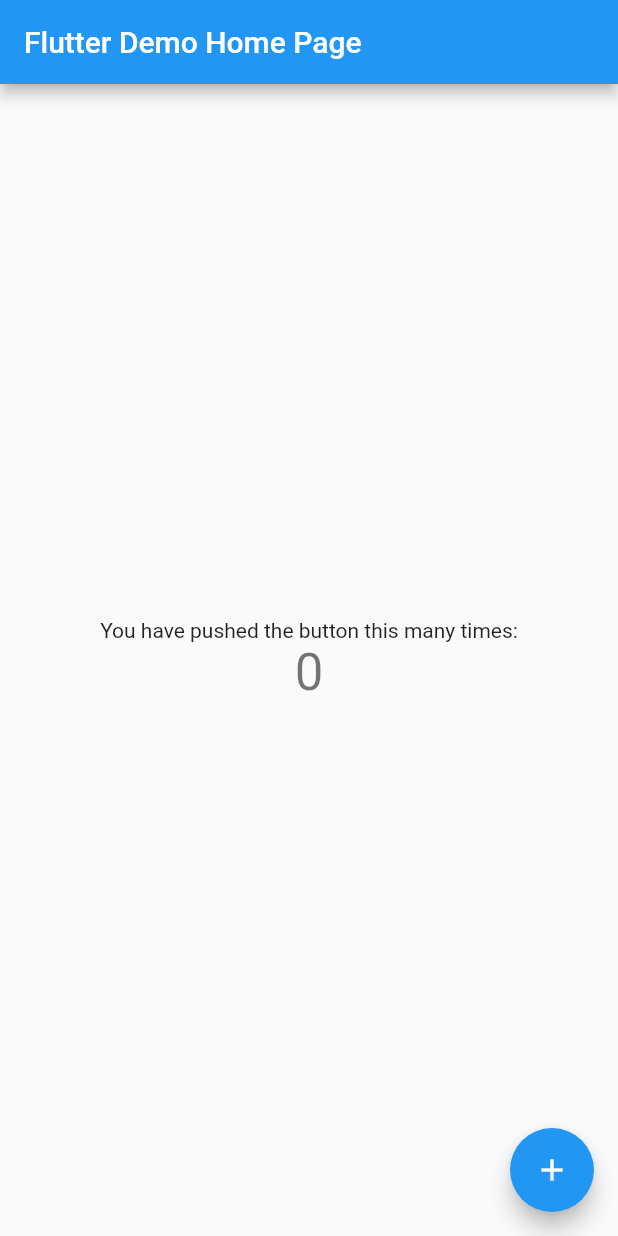
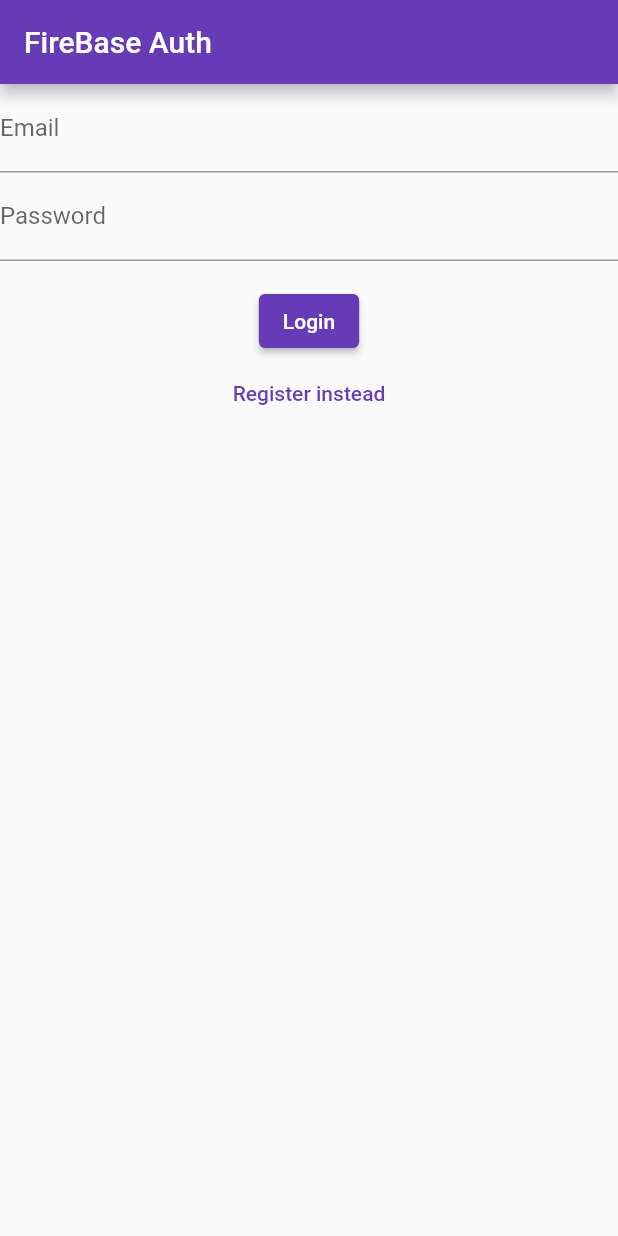
Before and after one commit to Muckesh/Attendance-App, a Flutter app: the screen it shows after launch, on a phone screen of 412 x 824 dp. Run offline on Flutter 3.47's test engine with Material 2 defaults, Android fonts, the phone set to English and light mode, and no system bars; our stand-ins replace firebase_auth, firebase_core; accounts and stored records are empty.

Commit message:
Firebase Auth

```diff
--- /dev/null
+++ b/lib/Student/screens/home_screen.dart
@@ -0,0 +1,32 @@
+import 'package:attendance/auth.dart';
+import 'package:firebase_auth/firebase_auth.dart';
+import 'package:flutter/material.dart';
+import 'package:flutter/src/widgets/framework.dart';
+import 'package:flutter/src/widgets/placeholder.dart';
+
+class HomeScreen extends StatelessWidget {
+  HomeScreen({super.key});
+
+  final User? user = Auth().currentUser;
+
+  Future<void> signOut() async {
+    await Auth().signOut();
+  }
+
+  @override
+  Widget build(BuildContext context) {
+    return Scaffold(
+      body: Center(
+        child: Column(
+          children: [
+            Text(user?.email ?? 'User Email'),
+            ElevatedButton(
+              onPressed: signOut,
+              child: Text("Signout"),
+            ),
+          ],
+        ),
+      ),
+    );
+  }
+}
--- /dev/null
+++ b/lib/Student/screens/login_screen.dart
@@ -0,0 +1,95 @@
+import 'package:firebase_auth/firebase_auth.dart';
+import 'package:flutter/material.dart';
+import 'package:attendance/auth.dart';
+
+class LoginScreen extends StatefulWidget {
+  const LoginScreen({super.key});
+
+  @override
+  State<LoginScreen> createState() => _LoginScreenState();
+}
+
+class _LoginScreenState extends State<LoginScreen> {
+  String? errorMessage = "";
+  bool isLogin = true;
+
+  final TextEditingController _controllerEmail = TextEditingController();
+  final TextEditingController _controllerPassword = TextEditingController();
+
+  Future<void> signInWithEmailAndPassword() async {
+    try {
+      await Auth().signInWithEmailAndPassword(
+          email: _controllerEmail.text, password: _controllerPassword.text);
+    } on FirebaseAuthException catch (e) {
+      setState(() {
+        errorMessage = e.message;
+      });
+    }
+  }
+
+  Future<void> createUserWithEmailAndPassword() async {
+    try {
+      await Auth().createUserWithEmailAndPassword(
+          email: _controllerEmail.text, password: _controllerPassword.text);
+    } on FirebaseAuthException catch (e) {
+      setState(() {
+        errorMessage = e.message;
+      });
+    }
+  }
+
+  Widget _title() {
+    return const Text("FireBase Auth");
+  }
+
+  Widget _entryField(String title, TextEditingController controller) {
+    return TextField(
+      controller: controller,
+      decoration: InputDecoration(
+        labelText: title,
+      ),
+    );
+  }
+
+  Widget _errorMessage() {
+    return Text(errorMessage == '' ? '' : 'Humm ? $errorMessage');
+  }
+
+  Widget _submitButton() {
+    return ElevatedButton(
+      onPressed:
+          isLogin ? signInWithEmailAndPassword : createUserWithEmailAndPassword,
+      child: Text(isLogin ? "Login" : "Register"),
+    );
+  }
+
+  Widget _loginOrRegisterButton() {
+    return TextButton(
+        onPressed: () {
+          setState(() {
+            isLogin = !isLogin;
+          });
+        },
+        child: Text(isLogin ? "Register instead" : "Login instead"));
+  }
+
+  @override
+  Widget build(BuildContext context) {
+    return Scaffold(
+      appBar: AppBar(
+        title: _title(),
+      ),
+      body: Container(
+        child: Column(
+          children: [
+            _entryField('Email', _controllerEmail),
+            _entryField("Password", _controllerPassword),
+            _errorMessage(),
+            _submitButton(),
+            _loginOrRegisterButton(),
+          ],
+        ),
+      ),
+    );
+  }
+}
--- /dev/null
+++ b/lib/auth.dart
@@ -0,0 +1,28 @@
+import 'package:firebase_auth/firebase_auth.dart';
+
+class Auth {
+  final FirebaseAuth _firebaseAuth = FirebaseAuth.instance;
+
+  User? get currentUser => _firebaseAuth.currentUser;
+  Stream<User?> get authStateChages => _firebaseAuth.authStateChanges();
+
+  Future<void> signInWithEmailAndPassword(
+      {required String email, required String password}) async {
+    await _firebaseAuth.signInWithEmailAndPassword(
+      email: email,
+      password: password,
+    );
+  }
+
+  Future<void> createUserWithEmailAndPassword(
+      {required String email, required String password}) async {
+    await _firebaseAuth.createUserWithEmailAndPassword(
+      email: email,
+      password: password,
+    );
+  }
+
+  Future<void> signOut() async {
+    await _firebaseAuth.signOut();
+  }
+}
--- a/lib/main.dart
+++ b/lib/main.dart
@@ -1,6 +1,12 @@
+import 'package:attendance/Student/screens/home_screen.dart';
+import 'package:attendance/widget_tree.dart';
+import 'package:firebase_core/firebase_core.dart';
+
 import 'package:flutter/material.dart';
 
-void main() {
+Future<void> main() async {
+  WidgetsFlutterBinding.ensureInitialized();
+  await Firebase.initializeApp();
   runApp(const MyApp());
 }
 
@@ -22,94 +28,9 @@ class MyApp extends StatelessWidget {
         // or simply save your changes to "hot reload" in a Flutter IDE).
         // Notice that the counter didn't reset back to zero; the application
         // is not restarted.
-        primarySwatch: Colors.blue,
+        primarySwatch: Colors.deepPurple,
       ),
-      home: const MyHomePage(title: 'Flutter Demo Home Page'),
+      home: const WidgetTree(),
     );
   }
 }
-
-class MyHomePage extends StatefulWidget {
-  const MyHomePage({super.key, required this.title});
-
-  // This widget is the home page of your application. It is stateful, meaning
-  // that it has a State object (defined below) that contains fields that affect
-  // how it looks.
-
-  // This class is the configuration for the state. It holds the values (in this
-  // case the title) provided by the parent (in this case the App widget) and
-  // used by the build method of the State. Fields in a Widget subclass are
-  // always marked "final".
-
-  final String title;
-
-  @override
-  State<MyHomePage> createState() => _MyHomePageState();
-}
-
-class _MyHomePageState extends State<MyHomePage> {
-  int _counter = 0;
-
-  void _incrementCounter() {
-    setState(() {
-      // This call to setState tells the Flutter framework that something has
-      // changed in this State, which causes it to rerun the build method below
-      // so that the display can reflect the updated values. If we changed
-      // _counter without calling setState(), then the build method would not be
-      // called again, and so nothing would appear to happen.
-      _counter++;
-    });
-  }
-
-  @override
-  Widget build(BuildContext context) {
-    // This method is rerun every time setState is called, for instance as done
-    // by the _incrementCounter method above.
-    //
-    // The Flutter framework has been optimized to make rerunning build methods
-    // fast, so that you can just rebuild anything that needs updating rather
-    // than having to individually change instances of widgets.
-    return Scaffold(
-      appBar: AppBar(
-        // Here we take the value from the MyHomePage object that was created by
-        // the App.build method, and use it to set our appbar title.
-        title: Text(widget.title),
-      ),
-      body: Center(
-        // Center is a layout widget. It takes a single child and positions it
-        // in the middle of the parent.
-        child: Column(
-          // Column is also a layout widget. It takes a list of children and
-          // arranges them vertically. By default, it sizes itself to fit its
-          // children horizontally, and tries to be as tall as its parent.
-          //
-          // Invoke "debug painting" (press "p" in the console, choose the
-          // "Toggle Debug Paint" action from the Flutter Inspector in Android
-          // Studio, or the "Toggle Debug Paint" command in Visual Studio Code)
-          // to see the wireframe for each widget.
-          //
-          // Column has various properties to control how it sizes itself and
-          // how it positions its children. Here we use mainAxisAlignment to
-          // center the children vertically; the main axis here is the vertical
-          // axis because Columns are vertical (the cross axis would be
-          // horizontal).
-          mainAxisAlignment: MainAxisAlignment.center,
-          children: <Widget>[
-            const Text(
-              'You have pushed the button this many times:',
-            ),
-            Text(
-              '$_counter',
-              style: Theme.of(context).textTheme.headlineMedium,
-            ),
-          ],
-        ),
-      ),
-      floatingActionButton: FloatingActionButton(
-        onPressed: _incrementCounter,
-        tooltip: 'Increment',
-        child: const Icon(Icons.add),
-      ), // This trailing comma makes auto-formatting nicer for build methods.
-    );
-  }
-}
--- /dev/null
+++ b/lib/widget_tree.dart
@@ -0,0 +1,26 @@
+import 'package:attendance/auth.dart';
+import 'package:attendance/Student/screens/home_screen.dart';
+import 'package:attendance/Student/screens/login_screen.dart';
+import 'package:flutter/material.dart';
+
+class WidgetTree extends StatefulWidget {
+  const WidgetTree({super.key});
+
+  @override
+  State<WidgetTree> createState() => _WidgetTreeState();
+}
+
+class _WidgetTreeState extends State<WidgetTree> {
+  @override
+  Widget build(BuildContext context) {
+    return StreamBuilder(
+        stream: Auth().authStateChages,
+        builder: (context, snapshot) {
+          if (snapshot.hasData) {
+            return HomeScreen();
+          } else {
+            return const LoginScreen();
+          }
+        });
+  }
+}
--- a/pubspec.yaml
+++ b/pubspec.yaml
@@ -35,6 +35,10 @@ dependencies:
   # The following adds the Cupertino Icons font to your application.
   # Use with the CupertinoIcons class for iOS style icons.
   cupertino_icons: ^1.0.2
+  firebase_core: ^2.8.0
+  firebase_auth: ^4.3.0
+  cloud_firestore: ^4.4.5
+  firebase_storage: ^11.0.16
 
 dev_dependencies:
   flutter_test:
```
Also changed, not shown: lib/Faculty/screens/login_screen.dart (deleted), pubspec.lock, 4 other files.
